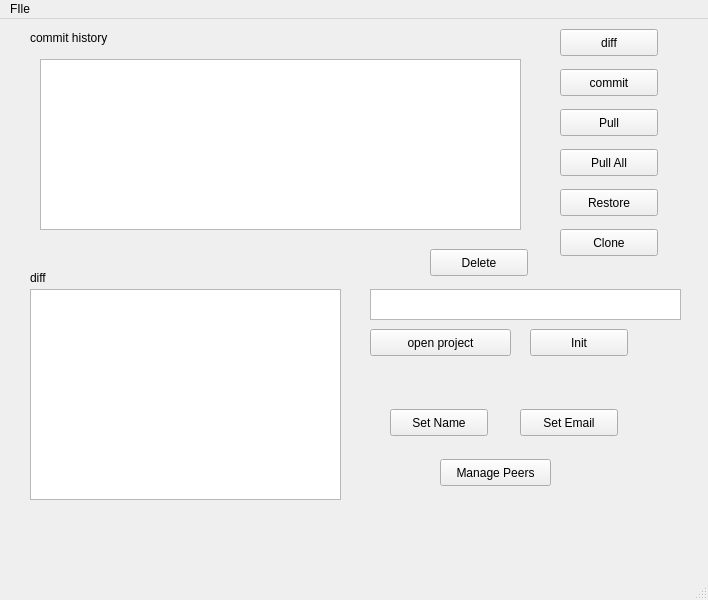
Qt form git.ui (shivanshuag/gaea) before a commit.
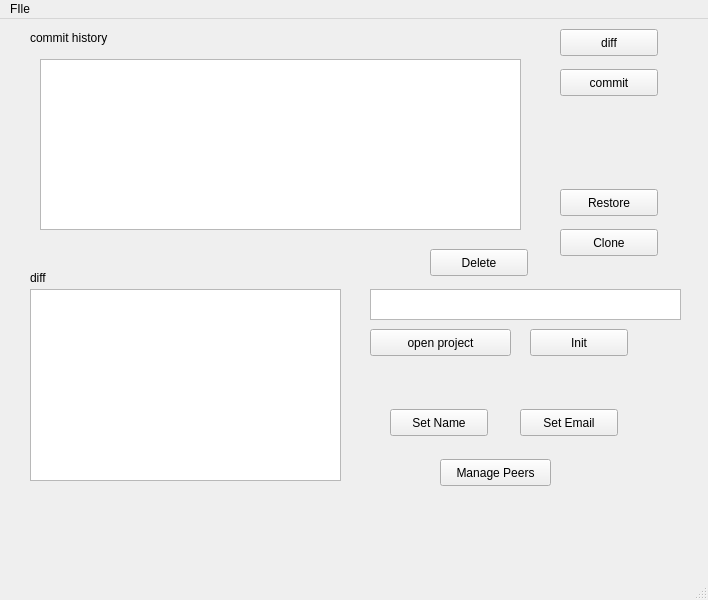
The same form after that commit.

What changed in the file:
```diff
--- a/git.ui
+++ b/git.ui
@@ -102,29 +102,6 @@
      <string>commit</string>
     </property>
    </widget>
-   <widget class="QPushButton" name="but_pull">
-    <property name="geometry">
-     <rect>
-      <x>560</x>
-      <y>90</y>
-      <width>98</width>
-      <height>27</height>
-     </rect>
-    </property>
-    <property name="text">
-     <string>Pull</string>
-    </property>
-   </widget>
-   <widget class="QTextEdit" name="edit_diff">
-    <property name="geometry">
-     <rect>
-      <x>30</x>
-      <y>270</y>
-      <width>311</width>
-      <height>211</height>
-     </rect>
-    </property>
-   </widget>
    <widget class="QPushButton" name="but_init">
     <property name="geometry">
      <rect>
@@ -151,19 +128,6 @@
      <string>Restore</string>
     </property>
    </widget>
-   <widget class="QPushButton" name="but_pullAll">
-    <property name="geometry">
-     <rect>
-      <x>560</x>
-      <y>130</y>
-      <width>98</width>
-      <height>27</height>
-     </rect>
-    </property>
-    <property name="text">
-     <string>Pull All</string>
-    </property>
-   </widget>
    <widget class="QPushButton" name="but_clone">
     <property name="geometry">
      <rect>
@@ -226,6 +190,16 @@
      <string>diff</string>
     </property>
    </widget>
+   <widget class="QListView" name="list_diff">
+    <property name="geometry">
+     <rect>
+      <x>30</x>
+      <y>270</y>
+      <width>311</width>
+      <height>192</height>
+     </rect>
+    </property>
+   </widget>
   </widget>
   <widget class="QMenuBar" name="menubar">
    <property name="geometry">
```
